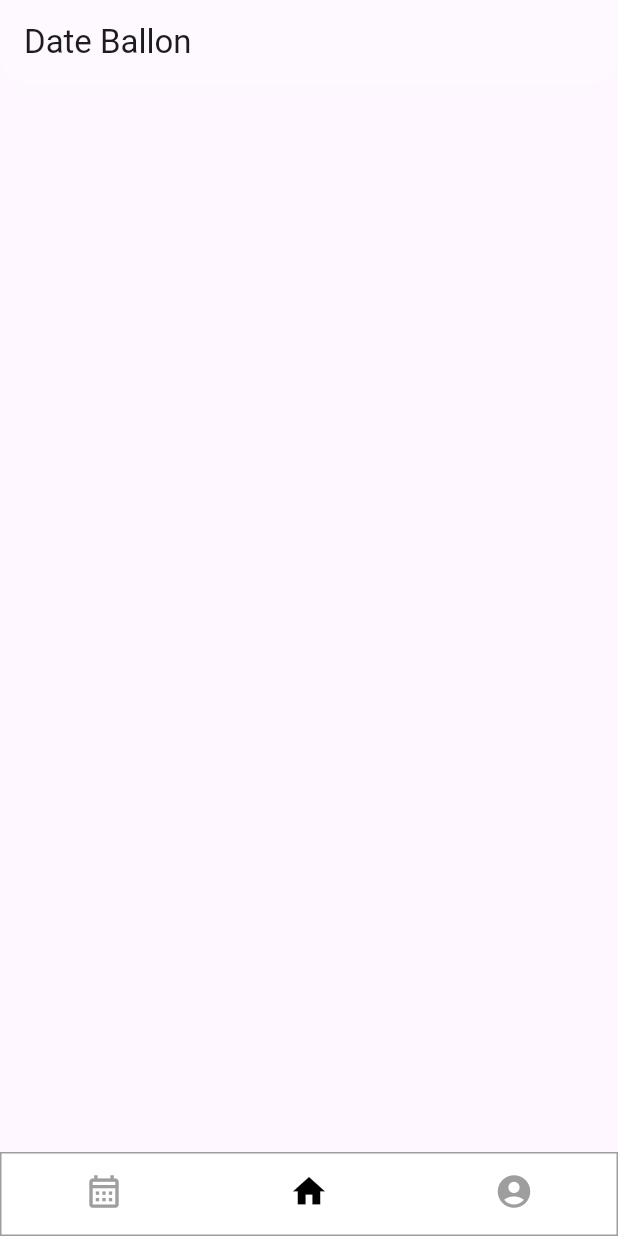
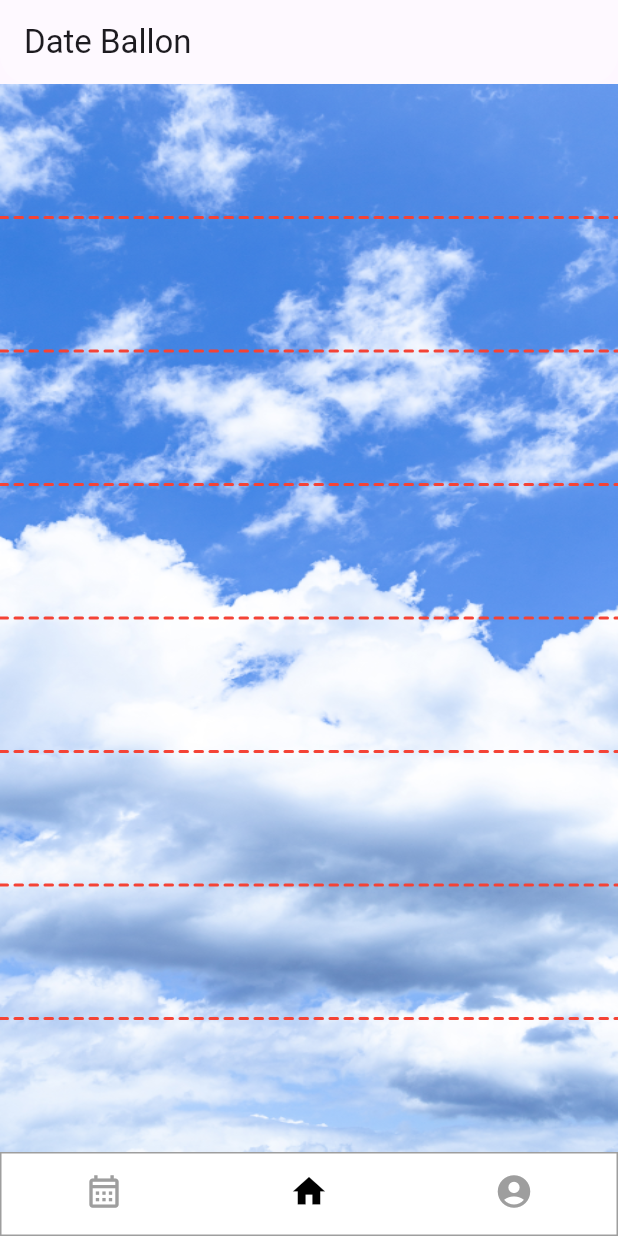
Before and after one commit to kami5kaze/mytodoapp, a Flutter app: the screen it shows after launch, on a phone screen of 412 x 824 dp. Run offline on Flutter 3.47's test engine with Material 3 defaults, Android fonts, the phone set to English and light mode, and no system bars; drawn by our look-alikes of persistent_bottom_nav_bar; our stand-ins replace firebase_core, flutter_hooks, flutter_riverpod; accounts and stored records are empty.

Commit message:
WIP: home画面実装(背景と点線)

```diff
--- a/dateballon/lib/components/appbarFunc.dart
+++ b/dateballon/lib/components/appbarFunc.dart
@@ -7,6 +7,7 @@ class AppbarFunc extends StatelessWidget implements PreferredSizeWidget {
   Widget build(BuildContext context) {
     return AppBar(
       title: Text("Date Ballon"),
+      // centerTitle: false,
       backgroundColor: Colors.white.withOpacity(0.3),
       shape: RoundedRectangleBorder(
         borderRadius: BorderRadius.only(
--- a/dateballon/lib/home.dart
+++ b/dateballon/lib/home.dart
@@ -1,4 +1,5 @@
 import "package:dateballon/components/appbarFunc.dart";
+import "package:dateballon/paint/dateline.dart";
 import "package:flutter/material.dart";
 
 class Homepage extends StatelessWidget {
@@ -8,7 +9,21 @@ class Homepage extends StatelessWidget {
   Widget build(BuildContext context) {
     return Scaffold(
       appBar: AppbarFunc(),
-      body: Container(),
+      body: Container(
+        width: double.infinity,
+        child: Stack(
+          fit: StackFit.expand,
+          children: [
+            CustomPaint(
+              child: Image(
+                image: AssetImage('lib/images/sky.png'),
+                fit: BoxFit.fill,
+              ),
+              foregroundPainter: DateLinePainter(),
+            ),
+          ],
+        ),
+      ),
     );
   }
 }
```
